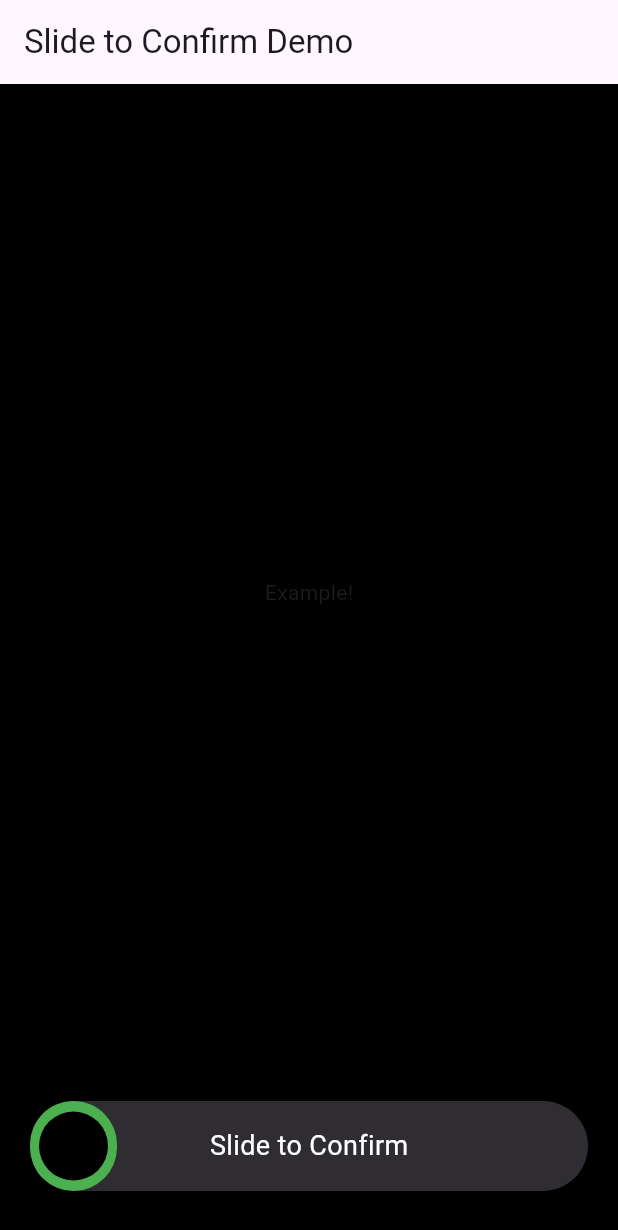
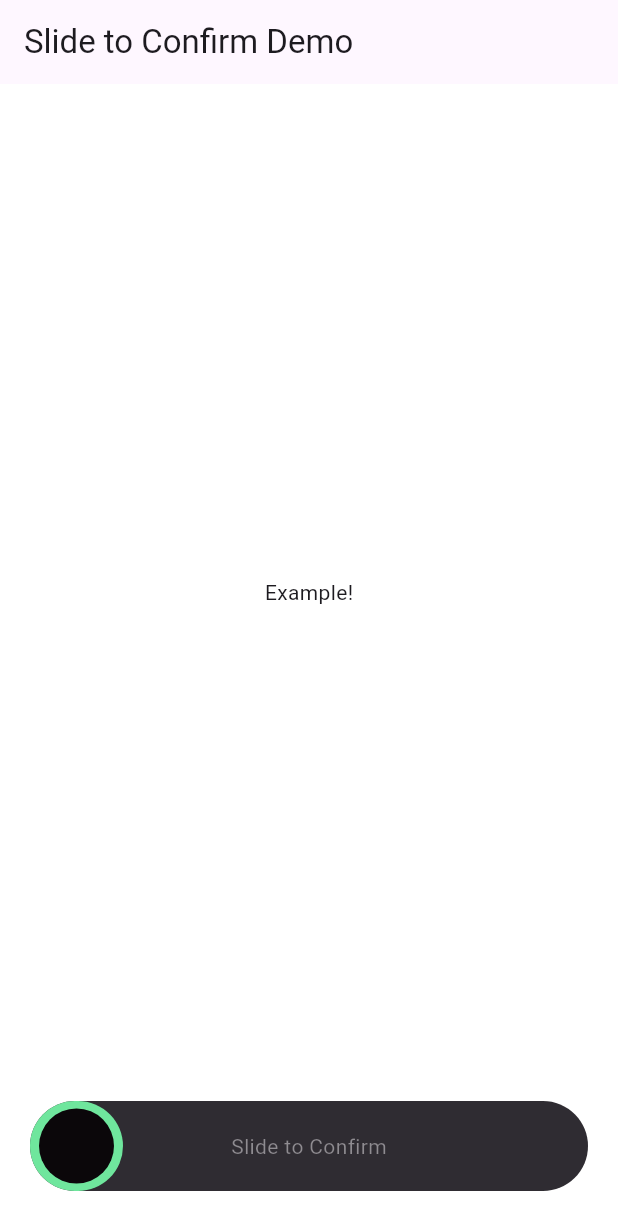
Before and after one commit to ahmed-tarek-salem/confirm_slide_button, a Flutter app: the screen it shows after launch, on a phone screen of 412 x 824 dp. Shown: the top 1230 px of the screen. Run offline on Flutter 3.47's test engine with Material 3 defaults, Android fonts, the phone set to English and light mode, and no system bars; drawn by our look-alikes of shimmer.

Commit message:
docs: document each variable, layout layer, and event handler

```diff
--- a/example/lib/main.dart
+++ b/example/lib/main.dart
@@ -15,7 +15,7 @@ class MyApp extends StatelessWidget {
         top: false,
         child: Scaffold(
           appBar: AppBar(title: const Text('Slide to Confirm Demo')),
-          backgroundColor: Colors.black,
+          backgroundColor: Colors.white,
           body: Center(child: Text("Example!")),
           bottomNavigationBar: Column(
             mainAxisSize: MainAxisSize.min,
--- a/lib/confirm_slide_button.dart
+++ b/lib/confirm_slide_button.dart
@@ -1,6 +1,13 @@
 import 'package:flutter/material.dart';
+import 'package:shimmer/shimmer.dart';
 
+/// A custom slide-to-confirm button widget.
+///
+/// The user slides a thumb from left to right to confirm an action.
+/// While sliding, the track fills with green behind the thumb.
+/// When the thumb reaches the end, [onConfirmed] is triggered.
 class ConfirmSlideButton extends StatefulWidget {
+  /// Callback executed when the slide is completed.
   final VoidCallback onConfirmed;
 
   const ConfirmSlideButton({super.key, required this.onConfirmed});
@@ -10,21 +17,49 @@ class ConfirmSlideButton extends StatefulWidget {
 }
 
 class _ConfirmSlideButtonState extends State<ConfirmSlideButton> {
+  /// Current horizontal position of the draggable thumb (0 = start).
   double _dragPosition = 0.0;
+
+  /// Whether the user has completed the slide action.
   bool _confirmed = false;
+
+  // === CONFIGURATION CONSTANTS ===
+
+  /// Total height of the track (background area).
+  static const double trackHeight = 60;
+
+  /// Size (diameter) of the draggable thumb circle.
+  static const double thumbSize = 50;
+
+  /// Horizontal padding between the draggable thumb and the green fill.
+  /// Creates visual separation so the thumb appears distinct from the filled area.
+  static const double greenFillThumbSpacing = 12;
+
+  /// Leading offset to horizontally center the thumb relative to the green fill.
+  /// Typically set to half of [greenFillThumbSpacing] for perfect visual balance.
+  static const double thumbLeadingOffset = 6;
+
+  /// Total horizontal margin applied to the entire button.
+  /// Split evenly between left and right sides.
+  static const double buttonHorizontalMargin = 40;
 
   @override
   Widget build(BuildContext context) {
-    final double buttonWidth = MediaQuery.of(context).size.width - 40;
-    final double trackHeight = 60; // bigger than the thumb
-    final double thumbSize = 46; // smaller circle
+    // Total available width for sliding, excluding side margins.
+    final double buttonWidth =
+        MediaQuery.of(context).size.width - buttonHorizontalMargin;
+
+    // Maximum position the thumb can slide to without overshooting the track.
+    final double maxThumbPosition =
+        buttonWidth - thumbSize - greenFillThumbSpacing;
 
     return Container(
       height: trackHeight,
-      margin: const EdgeInsets.symmetric(horizontal: 20),
+      margin:
+          const EdgeInsets.symmetric(horizontal: buttonHorizontalMargin / 2),
       child: Stack(
         children: [
-          // Background track
+          // === Layer 1: Background track (static gray bar behind everything) ===
           Container(
             decoration: BoxDecoration(
               color: const Color(0xff2f2c32),
@@ -32,39 +67,40 @@ class _ConfirmSlideButtonState extends State<ConfirmSlideButton> {
             ),
           ),
 
-          // Green fill
+          // === Layer 2: Green fill (dynamic progress area that grows as the thumb moves) ===
           ClipRRect(
             borderRadius: BorderRadius.circular(trackHeight / 2),
             child: Container(
-              width: _dragPosition + thumbSize + 12,
-              color: Colors.green,
+              width: _dragPosition + thumbSize + greenFillThumbSpacing,
+              color: const Color(0xff6fe69d),
             ),
           ),
 
-          // Center text
+          // === Layer 3: Center text (shimmer animation to draw user attention) ===
           Center(
-            child: Text(
-              _confirmed ? "Confirmed!" : "Slide to Confirm",
-              style: const TextStyle(color: Colors.white, fontSize: 18),
+            child: Shimmer.fromColors(
+              baseColor: const Color(0xff8f8c91),
+              highlightColor: const Color(0xffd6d3d8),
+              period: const Duration(seconds: 2),
+              child: const Text("Slide to Confirm"),
             ),
           ),
 
-          // Draggable thumb
+          // === Layer 4: Draggable thumb (user interaction handle) ===
           Positioned(
-            left: _dragPosition + 6,
-            top: (trackHeight - thumbSize) / 2, // vertically centered
+            left: _dragPosition + thumbLeadingOffset,
+            top: (trackHeight - thumbSize) / 2, // Center vertically
             child: GestureDetector(
+              // Handle thumb movement while dragging
               onHorizontalDragUpdate: (details) {
                 setState(() {
                   _dragPosition += details.delta.dx;
-                  _dragPosition = _dragPosition.clamp(
-                    0.0,
-                    buttonWidth - thumbSize,
-                  );
+                  _dragPosition = _dragPosition.clamp(0.0, maxThumbPosition);
                 });
               },
+              // Handle drag end to check if confirmation is reached
               onHorizontalDragEnd: (_) {
-                if (_dragPosition > buttonWidth - thumbSize - 5) {
+                if (_dragPosition >= maxThumbPosition) {
                   setState(() {
                     _confirmed = true;
                     widget.onConfirmed();
@@ -80,7 +116,7 @@ class _ConfirmSlideButtonState extends State<ConfirmSlideButton> {
                 height: thumbSize,
                 decoration: const BoxDecoration(
                   shape: BoxShape.circle,
-                  color: Colors.black,
+                  color: Color(0xff0b070a),
                 ),
               ),
             ),
```
